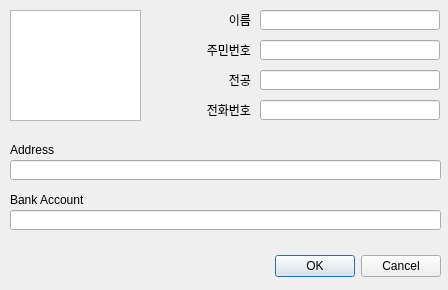
Before: the Qt Designer form dialognewworker.ui in Hyuntae-Lee/HRM, drawn with Qt 5.
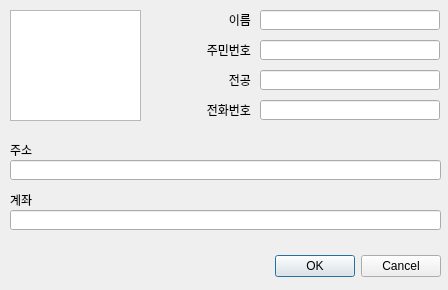
After: the same form once the commit is applied.

The edit to the form file:
```diff
--- a/dialognewworker.ui
+++ b/dialognewworker.ui
@@ -153,7 +153,7 @@
     </rect>
    </property>
    <property name="text">
-    <string>Address</string>
+    <string>주소</string>
    </property>
    <property name="alignment">
     <set>Qt::AlignLeading|Qt::AlignLeft|Qt::AlignVCenter</set>
@@ -189,7 +189,7 @@
     </rect>
    </property>
    <property name="text">
-    <string>Bank Account</string>
+    <string>계좌</string>
    </property>
    <property name="alignment">
     <set>Qt::AlignLeading|Qt::AlignLeft|Qt::AlignVCenter</set>
```
